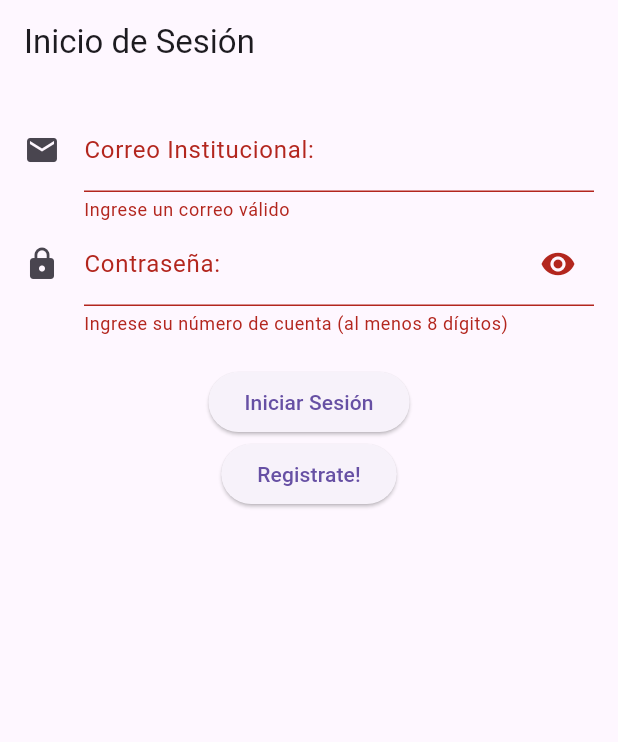
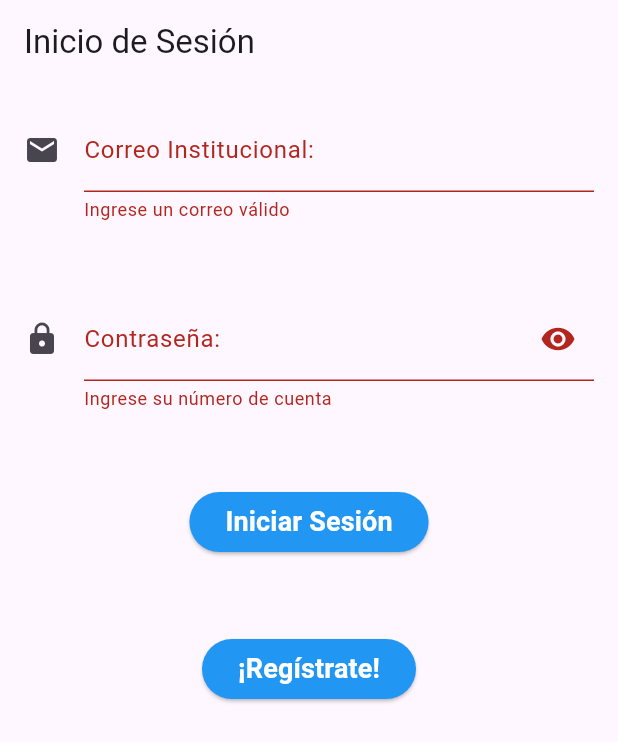
Before and after one commit to edwinacosta99/myapp, a Flutter app: the screen it shows after launch, after a tap on "Iniciar Sesión", on a phone screen of 412 x 824 dp. Shown: the top 742 px of the screen. Run offline on Flutter 3.47's test engine with Material 3 defaults, Android fonts, the phone set to English and light mode, and no system bars.

Commit message:
quinta publicacion de app

```diff
--- a/lib/iniciosesion.dart
+++ b/lib/iniciosesion.dart
@@ -32,6 +32,7 @@ class _LoginScreenState extends State<LoginScreen> {
       ),
       body: Padding(
         padding: EdgeInsets.all(16.0),
+        child: SingleChildScrollView(
           child: Form(
             key: _formKey,
             child: Column(
@@ -50,6 +51,7 @@ class _LoginScreenState extends State<LoginScreen> {
                     return null;
                   },
                 ),
+                SizedBox(height: 50),
                 TextFormField(
                   controller: _passwordController,
                   decoration: InputDecoration(
@@ -67,17 +69,27 @@ class _LoginScreenState extends State<LoginScreen> {
                   ),
                   obscureText: _obscurePassword,
                   validator: (value) {
-                  if (value == null || value.length != 8) {
-                    return 'Ingrese su número de cuenta (al menos 8 dígitos)';
+                    if (value == null || value.length != 11) {
+                      return 'Ingrese su número de cuenta';
                     }
                     return null;
                   },
                 ),
-              SizedBox(height: 20),
+                SizedBox(height: 50),
                 ElevatedButton(
                   onPressed: _login,
-                child: Text('Iniciar Sesión'),
+                  style: ElevatedButton.styleFrom(
+                  backgroundColor: Colors.blue, // Cambia a tu color preferido
                   ),
+                  child: const Text('Iniciar Sesión',
+                  style: TextStyle(
+                    fontSize: 18,
+                    fontWeight: FontWeight.bold,
+                    color: Colors.white,
+                  ),
+                  ),
+                ),
+                SizedBox(height: 50),
                 ElevatedButton(
                   onPressed: () {
                     Navigator.push(
@@ -85,9 +97,19 @@ class _LoginScreenState extends State<LoginScreen> {
                       MaterialPageRoute(builder: (context) => RegisterScreen()),
                     );
                   },
-                child: Text('Registrate!'),
+                  style: ElevatedButton.styleFrom(
+                  backgroundColor: Colors.blue, // Cambia a tu color preferido
+                  ),
+                  child: const Text('¡Regístrate!',
+                  style: TextStyle(
+                    fontSize: 18,
+                    fontWeight: FontWeight.bold,
+                    color: Colors.white,
+                  ),
+                  ),
                   ),
               ],
+            ),
           ),
         ),
       ),
```
Also changed, not shown: lib/pantallahome.dart (+52 -1 lines), lib/registro.dart (+46 -9 lines), 1 other file. Lines whose indentation alone changed are shown as unchanged.
